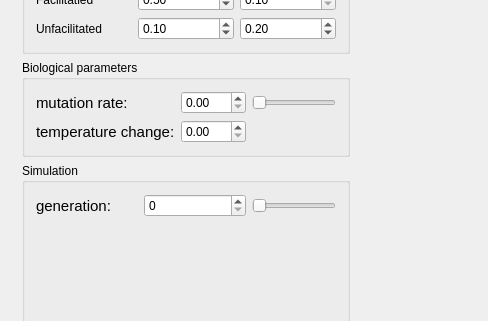
The window that mainwindow.ui (JeroenN/SpatialModel) describes before a commit, drawn with Qt 5; both pictures show x 0 to 488 and y 283 to 604 of the 1200 by 903 pixel window.
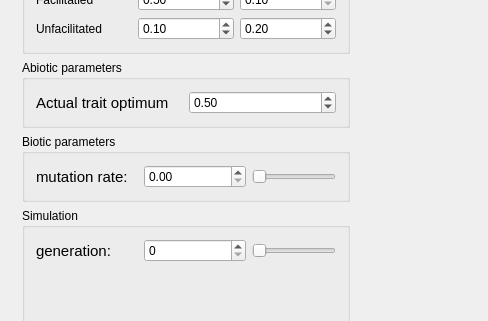
The same window after the commit.

Commit message: Show fitness

Diff of the .ui file:
```diff
--- a/mainwindow.ui
+++ b/mainwindow.ui
@@ -216,39 +216,43 @@
          </layout>
         </widget>
        </item>
+       <item>
+        <widget class="QGroupBox" name="groupBox_5">
+         <property name="title">
+          <string>Abiotic parameters</string>
+         </property>
+         <layout class="QGridLayout" name="gridLayout_5">
+          <item row="0" column="0">
+           <widget class="QLabel" name="label_8">
+            <property name="font">
+             <font>
+              <pointsize>11</pointsize>
+             </font>
+            </property>
+            <property name="text">
+             <string>Actual trait optimum</string>
+            </property>
+           </widget>
+          </item>
+          <item row="0" column="1">
+           <widget class="QDoubleSpinBox" name="box_trait_optimum">
+            <property name="singleStep">
+             <double>0.100000000000000</double>
+            </property>
+            <property name="value">
+             <double>0.500000000000000</double>
+            </property>
+           </widget>
+          </item>
+         </layout>
+        </widget>
+       </item>
        <item>
         <widget class="QGroupBox" name="groupBox_3">
          <property name="title">
-          <string>Biological parameters</string>
+          <string>Biotic parameters</string>
          </property>
          <layout class="QGridLayout" name="gridLayout_3">
-          <item row="1" column="1">
-           <widget class="QDoubleSpinBox" name="doubleSpinBox_7">
-            <property name="font">
-             <font>
-              <pointsize>9</pointsize>
-             </font>
-            </property>
-           </widget>
-          </item>
-          <item row="0" column="0">
-           <widget class="QLabel" name="label_7">
-            <property name="font">
-             <font>
-              <pointsize>11</pointsize>
-             </font>
-            </property>
-            <property name="toolTip">
-             <string comment="mutation rate" extracomment="mutation rate"/>
-            </property>
-            <property name="toolTipDuration">
-             <number>1</number>
-            </property>
-            <property name="text">
-             <string>mutation rate:</string>
-            </property>
-           </widget>
-          </item>
           <item row="0" column="2">
            <widget class="QSlider" name="horizontalSlider">
             <property name="sizePolicy">
@@ -265,6 +269,24 @@
             </property>
            </widget>
           </item>
+          <item row="0" column="0">
+           <widget class="QLabel" name="label_7">
+            <property name="font">
+             <font>
+              <pointsize>11</pointsize>
+             </font>
+            </property>
+            <property name="toolTip">
+             <string comment="mutation rate" extracomment="mutation rate"/>
+            </property>
+            <property name="toolTipDuration">
+             <number>1</number>
+            </property>
+            <property name="text">
+             <string>mutation rate:</string>
+            </property>
+           </widget>
+          </item>
           <item row="0" column="1">
            <widget class="QDoubleSpinBox" name="spinBoxMutation">
             <property name="maximum">
@@ -272,18 +294,6 @@
             </property>
            </widget>
           </item>
-          <item row="1" column="0">
-           <widget class="QLabel" name="label_8">
-            <property name="font">
-             <font>
-              <pointsize>11</pointsize>
-             </font>
-            </property>
-            <property name="text">
-             <string>temperature change:</string>
-            </property>
-           </widget>
-          </item>
          </layout>
         </widget>
        </item>
```
The commit also changes 2 other files.
